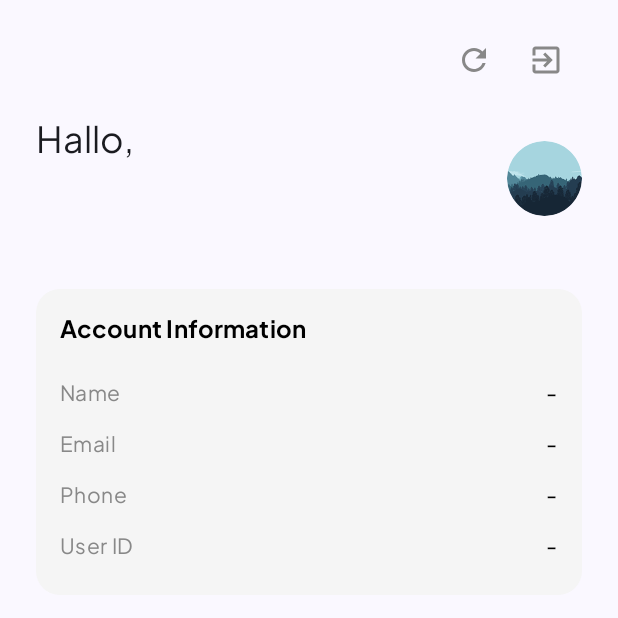
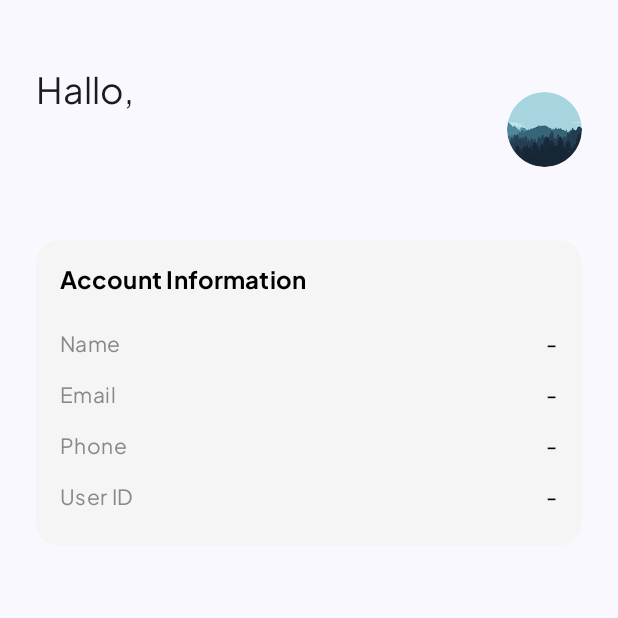
Before and after one commit to farhannm/foolens, an Android app built with Jetpack Compose: the composable HomeContent called with empty values, on a phone screen of 412 x 824 dp, the top half of it. Run offline under Robolectric (Android 15) with nearby library versions, the phone set to English and light mode, and no system bars.

Commit message:
FEAT: Enhance HomeScreen and ViewModel interaction, update AppModule for injection

```diff
--- a/app/src/main/java/com/proyek/foolens/di/AppModule.kt
+++ b/app/src/main/java/com/proyek/foolens/di/AppModule.kt
@@ -78,9 +78,10 @@ abstract class AppModule {
         @Provides
         @Singleton
         fun provideUserAllergenUseCase(
-            userAllergenRepository: UserAllergenRepository
+            userAllergenRepository: UserAllergenRepository,
+            allergenRepository: AllergenRepository
         ): UserAllergenUseCase {
-            return UserAllergenUseCase(userAllergenRepository)
+            return UserAllergenUseCase(userAllergenRepository, allergenRepository)
         }
 
         @Provides
--- a/app/src/main/java/com/proyek/foolens/ui/home/HomeScreen.kt
+++ b/app/src/main/java/com/proyek/foolens/ui/home/HomeScreen.kt
@@ -233,23 +233,23 @@ fun HomeContent(
                 color = Color.Gray
             )
 
-            Row {
-                IconButton(onClick = onRefresh) {
-                    Icon(
-                        imageVector = Icons.Default.Refresh,
-                        contentDescription = "Refresh",
-                        tint = Color.Gray
-                    )
-                }
-
-                IconButton(onClick = onLogout) {
-                    Icon(
-                        imageVector = Icons.Default.ExitToApp,
-                        contentDescription = "Logout",
-                        tint = Color.Gray
-                    )
-                }
-            }
+//            Row {
+//                IconButton(onClick = onRefresh) {
+//                    Icon(
+//                        imageVector = Icons.Default.Refresh,
+//                        contentDescription = "Refresh",
+//                        tint = Color.Gray
+//                    )
+//                }
+//
+//                IconButton(onClick = onLogout) {
+//                    Icon(
+//                        imageVector = Icons.Default.ExitToApp,
+//                        contentDescription = "Logout",
+//                        tint = Color.Gray
+//                    )
+//                }
+//            }
         }
 
         // Row for greeting and profile image
```
Also changed, not shown: app/src/main/java/com/proyek/foolens/ui/home/HomeViewModel.kt (+10 -3 lines).
